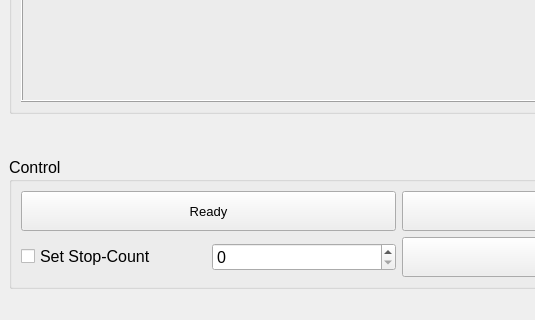
Before: the Qt Designer form test_gripper_gui/ui/test_gripper_main_window.ui in ROBOTIS-Kayman/Gripper-TEST, drawn with Qt 5; both pictures show x 0 to 535 and y 449 to 769 of the 1168 by 769 pixel window.
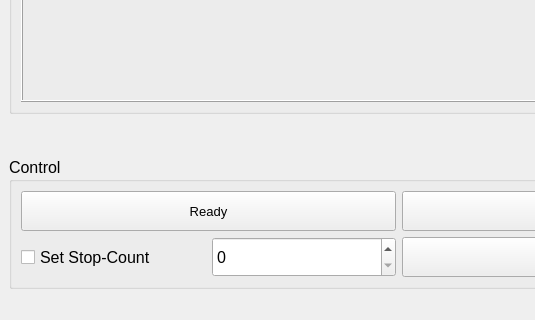
After: the same form once the commit is applied. Icons and pictures are not drawn.

What changed in the file:
```diff
--- a/test_gripper_gui/ui/test_gripper_main_window.ui
+++ b/test_gripper_gui/ui/test_gripper_main_window.ui
@@ -224,6 +224,12 @@
        </item>
        <item row="1" column="1">
         <widget class="QSpinBox" name="spinBox_stop_count">
+         <property name="minimumSize">
+          <size>
+           <width>0</width>
+           <height>40</height>
+          </size>
+         </property>
          <property name="maximum">
           <number>100000</number>
          </property>
@@ -231,6 +237,12 @@
        </item>
        <item row="1" column="0">
         <widget class="QCheckBox" name="checkBox_set_stop_count">
+         <property name="minimumSize">
+          <size>
+           <width>0</width>
+           <height>40</height>
+          </size>
+         </property>
          <property name="text">
           <string>Set Stop-Count</string>
          </property>
```
